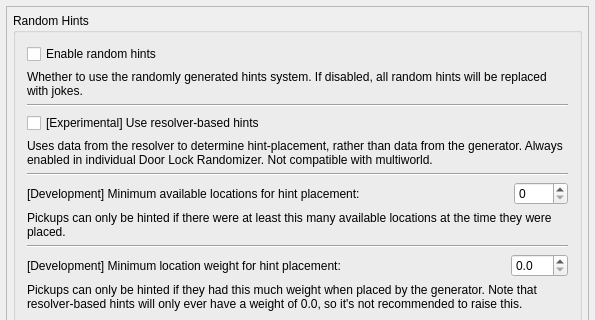
The window that randovania/gui/ui_files/preset_hints.ui (randovania/randovania) describes before a commit, drawn with Qt 5; both pictures show x 0 to 595 and y 0 to 320 of the 595 by 580 pixel window.
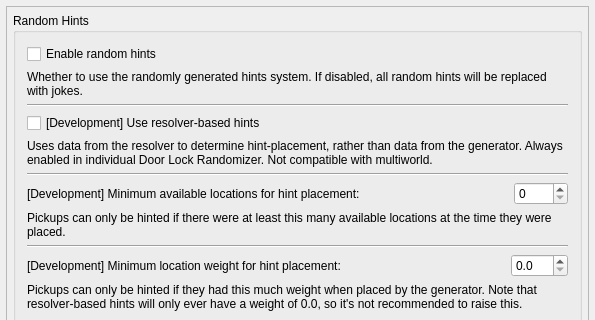
The same window after the commit.

Commit message: hide resolver hints from experimental

What changed in the file:
```diff
--- a/randovania/gui/ui_files/preset_hints.ui
+++ b/randovania/gui/ui_files/preset_hints.ui
@@ -102,7 +102,7 @@
            <item>
             <widget class="QCheckBox" name="resolver_hints_check">
              <property name="text">
-              <string>[Experimental] Use resolver-based hints</string>
+              <string>[Development] Use resolver-based hints</string>
              </property>
             </widget>
            </item>
```
The commit also changes 1 other file.
